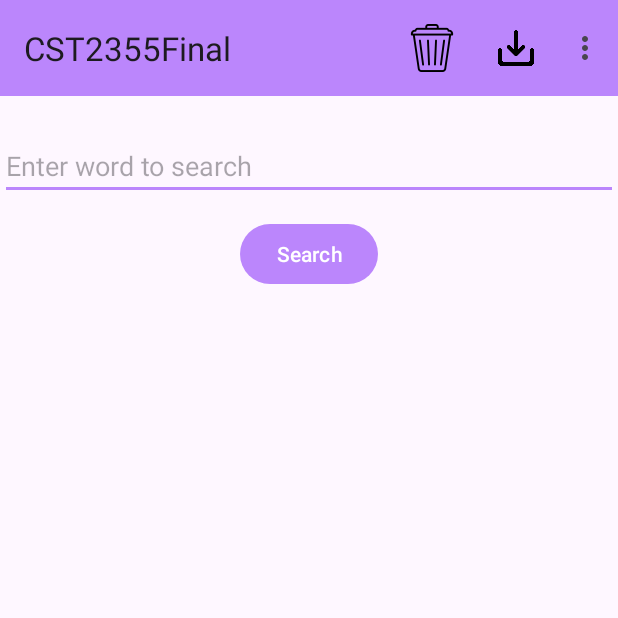
After one commit to ricktang1992/CST2335Final, an Android app: the SunRoom screen opened directly, with no data from a screen before it, on a phone screen of 412 x 824 dp, the top half of it. The commit adds this screen. Run offline under Robolectric (Android 15) with nearby library versions, the phone set to English and light mode, and no system bars; our stand-ins replace Room's generated code.

Commit message:
up 11-22 10.08PM

```diff
--- a/app/src/main/AndroidManifest.xml
+++ b/app/src/main/AndroidManifest.xml
@@ -22,6 +22,10 @@
         <activity
             android:name=".yuxing.SearchRoom"
             android:exported="false" />
+        <activity
+            android:name=".Tianjiao.SunRoom"
+            android:exported="false" />
+
 
         <activity android:name=".rita.DeezerAlbum"
             android:exported="false" />
--- /dev/null
+++ b/app/src/main/java/algonquin/cst2335/cst2355final/Data/SunViewModel.java
@@ -0,0 +1,14 @@
+package algonquin.cst2335.cst2355final.Data;
+
+import androidx.lifecycle.MutableLiveData;
+import androidx.lifecycle.ViewModel;
+
+import java.util.ArrayList;
+
+import algonquin.cst2335.cst2355final.Tianjiao.SunTerm;
+
+public class SunViewModel extends ViewModel {
+    public MutableLiveData<ArrayList<SunTerm>> messages = new MutableLiveData< >(null);
+    public MutableLiveData<SunTerm> selectedMessage = new MutableLiveData< >();
+
+}
--- /dev/null
+++ b/app/src/main/java/algonquin/cst2335/cst2355final/Tianjiao/SunDatabase.java
@@ -0,0 +1,11 @@
+package algonquin.cst2335.cst2355final.Tianjiao;
+
+
+import androidx.room.Database;
+import androidx.room.RoomDatabase;
+
+//test
+@Database(entities = {SunTerm.class}, version = 1)
+public abstract class SunDatabase extends RoomDatabase {
+    public abstract SunTermDAO sunTermDao();
+}
--- /dev/null
+++ b/app/src/main/java/algonquin/cst2335/cst2355final/Tianjiao/SunRoom.java
@@ -0,0 +1,250 @@
+package algonquin.cst2335.cst2355final.Tianjiao;
+
+
+import android.content.Context;
+import android.content.SharedPreferences;
+import android.os.Bundle;
+import android.view.Menu;
+import android.view.MenuItem;
+import android.view.View;
+import android.view.ViewGroup;
+import android.widget.EditText;
+import android.widget.TextView;
+import android.widget.Toast;
+
+import androidx.annotation.NonNull;
+import androidx.appcompat.app.AlertDialog;
+import androidx.appcompat.app.AppCompatActivity;
+import androidx.fragment.app.FragmentManager;
+import androidx.fragment.app.FragmentTransaction;
+import androidx.lifecycle.ViewModelProvider;
+import androidx.recyclerview.widget.LinearLayoutManager;
+import androidx.recyclerview.widget.RecyclerView;
+import androidx.room.Room;
+
+import com.google.android.material.snackbar.Snackbar;
+
+import java.text.SimpleDateFormat;
+import java.util.ArrayList;
+import java.util.Date;
+import java.util.concurrent.Executor;
+import java.util.concurrent.Executors;
+import java.util.concurrent.atomic.AtomicReference;
+
+import algonquin.cst2335.cst2355final.Data.SunViewModel;
+import algonquin.cst2335.cst2355final.R;
+import algonquin.cst2335.cst2355final.databinding.SunMessageBinding;
+import algonquin.cst2335.cst2355final.databinding.SunRoomBinding;
+
+public class SunRoom extends AppCompatActivity {
+    SunRoomBinding binding;
+    ArrayList<SunTerm> messages = new ArrayList<>();
+
+    SunViewModel chatModel ;
+    SunTermDAO mDAO;
+    private RecyclerView.Adapter myAdapter;
+    @Override
+    protected void onCreate(Bundle savedInstanceState) {
+        super.onCreate(savedInstanceState);
+
+
+        chatModel = new ViewModelProvider(this).get(SunViewModel.class);
+        chatModel.selectedMessage.observe(this, (selectedMessage) -> {
+            SunDetailsFragment newFragment = new SunDetailsFragment(selectedMessage);
+
+            FragmentManager fMgr = getSupportFragmentManager();
+            FragmentTransaction tx = fMgr.beginTransaction();
+
+            tx.addToBackStack("");
+            tx.replace(R.id.sunframeLayout, newFragment);
+            tx.commit();
+
+        });
+
+        SunDatabase db = Room.databaseBuilder(getApplicationContext(), SunDatabase.class, "databaseFileOnPhone").build();
+        mDAO = db.sunTermDao();
+
+        messages = chatModel.messages.getValue();
+        if(messages == null)
+        {
+            chatModel.messages.setValue(messages = new ArrayList<>());
+
+            Executor thread = Executors.newSingleThreadExecutor();
+            thread.execute(() ->
+            {
+                messages.addAll( mDAO.getAllSunTerms() ); //Once you get the data from database
+
+                runOnUiThread( () ->  binding.recyclerView.setAdapter( myAdapter )); //You can then load the RecyclerView
+            });
+        }
+
+
+        //database
+
+
+        binding = SunRoomBinding.inflate(getLayoutInflater());
+        setContentView(binding.getRoot());
+
+        setSupportActionBar(binding.toolbar);
+
+        //SharedPreferences to save something about what was typed in the EditText for use the next time
+        SharedPreferences prefs = getSharedPreferences("searchHistory", Context.MODE_PRIVATE);
+        AtomicReference<EditText> sunText = new AtomicReference<>(binding.editTextSearch);
+
+        binding.btnSearch.setOnClickListener(clk -> {
+
+            SharedPreferences.Editor editor = prefs.edit();
+            editor.putString("sunText", sunText.get().getText().toString() );
+            editor.apply();
+            SimpleDateFormat sdf = new SimpleDateFormat("EEEE, dd-MMM-yyyy hh-mm-ss a");
+            String currentDateandTime = sdf.format(new Date());
+            String inputMessage = binding.editTextSearch.getText().toString();
+            SunTerm thisMessage = new SunTerm(inputMessage, currentDateandTime);
+            messages.add(thisMessage);
+
+            // clear teh previous text
+            binding.editTextSearch.setText("");
+            myAdapter.notifyDataSetChanged();
+
+            Executor thread = Executors.newSingleThreadExecutor();
+            thread.execute(new Runnable() {
+                @Override
+                public void run() {
+                    long id = mDAO.insertSunTerm(thisMessage);
+                    thisMessage.id = id;
+                }
+            });
+
+
+            runOnUiThread(() ->{myAdapter.notifyItemInserted(messages.size() - 1);});
+
+            binding.editTextSearch.setText("");
+        });
+
+        sunText.get().setText(prefs.getString("searchText",""));
+        chatModel.selectedMessage.observe(this, (newMessageValue) -> {
+            SunDetailsFragment dictionaryFragment = new SunDetailsFragment( newMessageValue );
+            FragmentManager fMgr = getSupportFragmentManager();
+            FragmentTransaction tx = fMgr.beginTransaction();
+            tx.addToBackStack("");
+            tx.replace(R.id.sunframeLayout,dictionaryFragment);
+            tx.commit();
+        });
+
+        binding.recyclerView.setAdapter(myAdapter = new RecyclerView.Adapter<MyRowHolder>() {
+            @NonNull
+            @Override
+            public MyRowHolder onCreateViewHolder(@NonNull ViewGroup parent, int viewType) {
+
+
+                SunMessageBinding binding = SunMessageBinding.inflate(getLayoutInflater(), parent, false);
+
+                    return new MyRowHolder(binding.getRoot()); // getRoot returns a ConstraintLayout with TextViews inside
+
+
+            }
+
+
+            @Override
+            public void onBindViewHolder(@NonNull MyRowHolder holder, int position) {
+                SunTerm obj = messages.get(position);
+                holder.messageText.setText(obj.getTerm());
+//                holder.messageText.setText("");
+                holder.timeText.setText(obj.getTimeSent());
+
+            }
+
+            @Override
+            public int getItemCount() {
+                return messages.size();
+            }
+        });
+
+        binding.recyclerView.setLayoutManager(new LinearLayoutManager(this));
+    }
+
+    @Override
+    public boolean onCreateOptionsMenu(Menu menu) {
+        super.onCreateOptionsMenu(menu);
+        getMenuInflater().inflate(R.menu.yuxing_menu_file, menu);
+        return true;
+    }
+
+    @Override
+    public boolean onOptionsItemSelected(@NonNull MenuItem item) {
+        switch( item.getItemId() )
+        {
+            case R.id.delete:
+                AlertDialog.Builder builder = new AlertDialog.Builder(this);
+                builder.setMessage("Do you want to delete the selected message?");
+                builder.setTitle("Delete Message")
+                        .setPositiveButton("Yes", (dialog, cl) -> {
+                            // Get the selected message
+                            SunTerm selectedMessage = chatModel.selectedMessage.getValue();
+                            if (selectedMessage != null) {
+                                // Delete the message from the database
+                                Executors.newSingleThreadExecutor().execute(() -> {
+                                    mDAO.deleteMessage(selectedMessage);
+                                });
+
+                                // Remove the message from the list and update the RecyclerView
+                                messages.remove(selectedMessage);
+                                myAdapter.notifyDataSetChanged();
+
+                                // Show a Snackbar with an undo option
+                                Snackbar.make(binding.getRoot(), "Message deleted", Snackbar.LENGTH_LONG)
+                                        .setAction("Undo", clk2 -> {
+                                            // Insert the deleted message back to the database
+                                            Executors.newSingleThreadExecutor().execute(() -> {
+                                                long id = mDAO.insertSunTerm(selectedMessage);
+                                                selectedMessage.id = id;
+                                                runOnUiThread(() -> {
+                                                    // Add the message back to the list and update the RecyclerView
+                                                    messages.add(selectedMessage);
+                                                    myAdapter.notifyDataSetChanged();
+                                                });
+                                            });
+                                        })
+                                        .show();
+                            }
+                        })
+                        .setNegativeButton("No", (dialog, cl) -> {})
+                        .create().show();
+                break;
+
+            case R.id.saveTheTERM:
+
+                //put your ChatMessage deletion code here. If you select this item, you should show the alert dialog
+                //asking if the user wants to delete this message.
+                break;
+            case R.id.about:
+
+                //put your ChatMessage deletion code here. If you select this item, you should show the alert dialog
+                //asking if the user wants to delete this message.
+                Toast.makeText(this,"Version 1.0, Created by Tianjiao Feng", Toast.LENGTH_LONG).show();
+                break;
+        }
+
+        return true;
+    }
+
+
+    class MyRowHolder extends RecyclerView.ViewHolder {
+
+        TextView messageText;
+        TextView timeText;
+
+        public MyRowHolder(@NonNull View itemView) {
+            super(itemView);
+
+            itemView.setOnClickListener(clk -> {
+                int position = getAbsoluteAdapterPosition();
+                SunTerm selected = messages.get(position);
+
+                chatModel.selectedMessage.postValue(selected);
+            });
+            messageText = itemView.findViewById(R.id.message);
+            timeText =itemView.findViewById(R.id.time);
+        }
+    }
+}
--- /dev/null
+++ b/app/src/main/java/algonquin/cst2335/cst2355final/Tianjiao/SunTermDAO.java
@@ -0,0 +1,20 @@
+package algonquin.cst2335.cst2355final.Tianjiao;
+
+import androidx.room.Dao;
+import androidx.room.Delete;
+import androidx.room.Insert;
+import androidx.room.Query;
+
+import java.util.List;
+
+@Dao
+public interface SunTermDAO {
+    @Insert
+    public long insertSunTerm(SunTerm sunTerm);
+    @Delete
+    public int deleteMessage(SunTerm sunTerm);
+    @Query("SELECT * FROM SUN_TERMS")
+    public List<SunTerm> getAllSunTerms();
+
+
+}
--- /dev/null
+++ b/app/src/main/res/layout/sun_room.xml
@@ -0,0 +1,58 @@
+<?xml version="1.0" encoding="utf-8"?>
+<androidx.constraintlayout.widget.ConstraintLayout xmlns:android="http://schemas.android.com/apk/res/android"
+    xmlns:app="http://schemas.android.com/apk/res-auto"
+    xmlns:tools="http://schemas.android.com/tools"
+    android:layout_width="match_parent"
+    android:layout_height="match_parent">
+
+    <androidx.appcompat.widget.Toolbar
+        android:id="@+id/toolbar"
+        android:layout_width="match_parent"
+        android:layout_height="wrap_content"
+        android:background="@color/my_primary"
+        app:layout_constraintEnd_toEndOf="parent"
+        app:layout_constraintStart_toStartOf="parent"
+        app:layout_constraintTop_toTopOf="parent" />
+
+    <EditText
+        android:id="@+id/editTextSearch"
+        android:layout_width="0dp"
+        android:layout_height="wrap_content"
+        android:layout_marginTop="24dp"
+        android:hint="Enter word to search"
+        android:inputType="text"
+        app:layout_constraintEnd_toEndOf="parent"
+        app:layout_constraintHorizontal_bias="0.0"
+        app:layout_constraintStart_toStartOf="parent"
+        app:layout_constraintTop_toBottomOf="@+id/toolbar" />
+
+    <Button
+        android:id="@+id/btnSearch"
+        android:layout_width="wrap_content"
+        android:layout_height="wrap_content"
+        android:layout_marginTop="12dp"
+        android:text="Search"
+        app:layout_constraintEnd_toEndOf="parent"
+        app:layout_constraintStart_toStartOf="parent"
+        app:layout_constraintTop_toBottomOf="@id/editTextSearch" />
+
+    <androidx.recyclerview.widget.RecyclerView
+        android:id="@+id/recyclerView"
+        android:layout_width="0dp"
+        android:layout_height="0dp"
+        app:layout_constraintBottom_toBottomOf="parent"
+        app:layout_constraintEnd_toEndOf="parent"
+        app:layout_constraintHorizontal_bias="0.333"
+        app:layout_constraintStart_toStartOf="parent"
+        app:layout_constraintTop_toBottomOf="@id/btnSearch"
+        app:layout_constraintVertical_bias="1.0" />
+
+    <FrameLayout
+        android:id="@+id/sunframeLayout"
+        android:layout_width="0dp"
+        android:layout_height="0dp"
+        app:layout_constraintBottom_toBottomOf="parent"
+        app:layout_constraintEnd_toEndOf="parent"
+        app:layout_constraintStart_toStartOf="parent"
+        app:layout_constraintTop_toBottomOf="@+id/toolbar"></FrameLayout>
+</androidx.constraintlayout.widget.ConstraintLayout>
```
Also changed, not shown: app/src/main/java/algonquin/cst2335/cst2355final/MainActivity.java (+16 -0 lines), app/src/main/java/algonquin/cst2335/cst2355final/Tianjiao/SunDetailsFragment.java (added, +33 -0 lines), app/src/main/java/algonquin/cst2335/cst2355final/Tianjiao/SunTerm.java (added, +32 -0 lines), app/src/main/res/layout/sun_detail.xml (added, +37 -0 lines), app/src/main/res/layout/sun_message.xml (added, +29 -0 lines), app/src/main/res/menu/tianjiao_menu.xml (added, +20 -0 lines).
